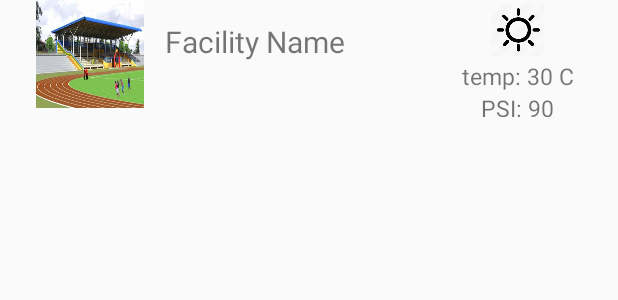
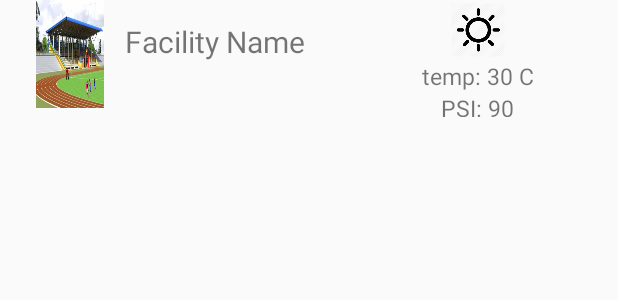
Before and after one commit to StevenShi-23/SportsGo, an Android app: the layout brief_view_singleitem.xml on its own in the app's theme, with its tools: preview values and no code run, on a phone screen of 412 x 824 dp. Shown: the top 300 px of the screen. Run offline under Robolectric (Android 15) with nearby library versions, the phone set to English and light mode, and no system bars.

Commit message:
adjust UI

```diff
--- a/app/src/main/res/layout/brief_view_singleitem.xml
+++ b/app/src/main/res/layout/brief_view_singleitem.xml
@@ -1,7 +1,8 @@
 <?xml version="1.0" encoding="utf-8"?>
 <LinearLayout xmlns:android="http://schemas.android.com/apk/res/android"
     android:orientation="horizontal" android:layout_width="match_parent"
-    android:layout_height="wrap_content">
+    android:layout_height="wrap_content"
+    android:weightSum="1">
 
     <ImageView
         android:id="@+id/single_brief_image"
@@ -12,7 +13,8 @@
         android:layout_marginLeft="24dp"
         android:adjustViewBounds="true"
         android:scaleType="fitXY"
-        android:src="@drawable/facilty_image" />
+        android:src="@drawable/facilty_image"
+        android:layout_weight="0.07" />
 
     <TextView
         android:id="@+id/single_brief_name"
--- a/app/src/main/res/layout/main_navigation.xml
+++ b/app/src/main/res/layout/main_navigation.xml
@@ -11,11 +11,12 @@
         android:layout_height="match_parent" />
     <!-- The navigation drawer -->
     <ListView android:id="@+id/left_drawer"
-        android:layout_width="240dp"
+        android:layout_width="200dp"
         android:layout_height="match_parent"
         android:layout_gravity="start"
         android:choiceMode="singleChoice"
         android:divider="@android:color/transparent"
         android:dividerHeight="0dp"
-        android:background="#111"/>
+        android:background="@color/colorPrimary"
+        />
 </android.support.v4.widget.DrawerLayout>
--- a/app/src/main/res/values/colors.xml
+++ b/app/src/main/res/values/colors.xml
@@ -1,10 +1,10 @@
 <?xml version="1.0" encoding="utf-8"?>
 <resources>
-    <color name="colorPrimary">#3F51B5</color>
-    <color name="colorPrimaryDark">#303F9F</color>
+    <color name="colorPrimary">#336699</color>
+    <color name="colorPrimaryDark">#cc9999</color>
     <color name="colorAccent">#FF4081</color>
     <color name="transparent">#00FF4081</color>
     <color name="textColorPrimary">#FFFFFF</color>
-    <color name="windowBackground">#FFFFFF</color>
-    <color name="navigationBarColor">#000000</color>
+    <color name="windowBackground">#eff9f9</color>
+    <color name="navigationBarColor">#336699</color>
 </resources>
--- a/app/src/main/res/values/styles.xml
+++ b/app/src/main/res/values/styles.xml
@@ -6,7 +6,7 @@
         <item name="colorPrimary">@color/colorPrimary</item>
         <item name="colorPrimaryDark">@color/colorPrimaryDark</item>
         <item name="colorAccent">@color/colorAccent</item>
-
+        <item name="android:navigationBarColor">@color/colorPrimary</item>
     </style>
 
     <style name="AppTheme.NoActionBar">
@@ -28,5 +28,6 @@
         <item name="colorPrimary">@color/colorPrimary</item>
         <item name="colorPrimaryDark">@color/colorPrimaryDark</item>
         <item name="colorAccent">@color/colorAccent</item>
+        <item name="android:navigationBarColor">@color/colorPrimary</item>
     </style>
 </resources>
```
Also changed, not shown: app/src/main/res/layout/activitiy_search.xml (deleted, +0 -23 lines), app/src/main/res/layout/app_nav_search.xml (deleted, +0 -38 lines).
